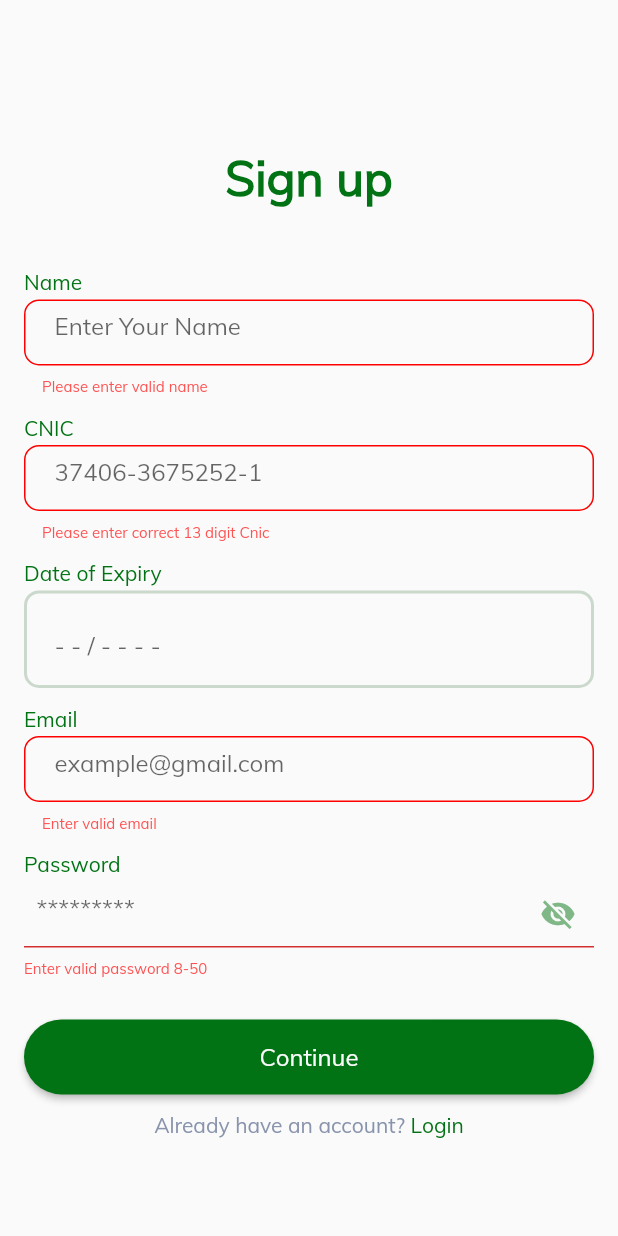
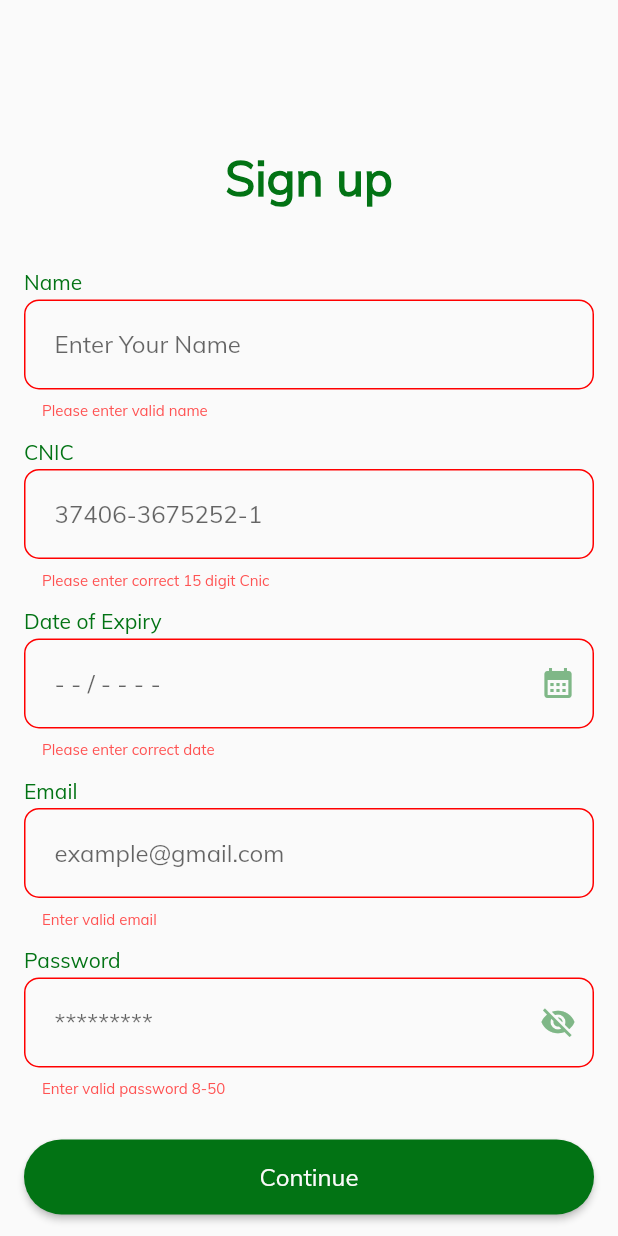
Before and after one commit to codewithumar/E_Voting, a Flutter app: the SignUpScreen screen opened directly, after a tap on "Continue", on a phone screen of 412 x 824 dp. Run offline on Flutter 3.47's test engine with Material 2 defaults, Android fonts, the phone set to English and light mode, and no system bars; our stand-ins replace cloud_firestore, email_validator, file_picker, firebase_auth, firebase_core, firebase_storage and 1 more; accounts and stored records are empty.

Commit message:
Bug fixes

```diff
--- a/lib/providers/firebase_auth_provider.dart
+++ b/lib/providers/firebase_auth_provider.dart
@@ -5,16 +5,36 @@ class FirebaseAuthProvider with ChangeNotifier {
   final _authservices = FirebaseAuthService();
   bool _isLoading = false;
   bool get isLoading => _isLoading;
+  bool _hasError = false;
+  bool _isProfileCreation = false;
+  bool _isSignUpLoading = false;
+  bool _isGoogleLoading = false;
+  bool _isGoogleSignUpLoading = false;
+  bool _isFacebookLoading = false;
+  String _errorMsg = '';
+
+  bool get hasError => _hasError;
+  String get errorMsg => _errorMsg;
+  bool get isSignUpLoading => _isSignUpLoading;
+  bool get isGoogleLoading => _isGoogleLoading;
+  bool get isFacebookLoading => _isFacebookLoading;
+  bool get isProfileCreation => _isProfileCreation;
+  bool get isGoogleSignUpLoading => _isGoogleSignUpLoading;
 
   Future<void> signInwithEmailandPassword(String email, String password) async {
     _isLoading = true;
 
     try {
       await _authservices.signinWithEmailAndPassword(email, password);
-    } catch (e) {
-      if (kDebugMode) {
-        print(e.toString());
-      }
+    } on WrongPasswordException catch (e) {
+      _errorMsg = e.message;
+      _hasError = true;
+    } on UserNotFoundException catch (e) {
+      _errorMsg = e.message;
+      _hasError = true;
+    } on UnkownException {
+      _errorMsg = 'Something went wrong';
+      _hasError = true;
     }
     _isLoading = false;
     notifyListeners();
--- /dev/null
+++ b/lib/providers/firestore_provider.dart
@@ -0,0 +1,3 @@
+import 'package:flutter/material.dart';
+
+class FirestoreProvider with ChangeNotifier {}
--- a/lib/screens/create_profile_screen.dart
+++ b/lib/screens/create_profile_screen.dart
@@ -5,6 +5,7 @@ import 'dart:io';
 
 import 'package:cloud_firestore/cloud_firestore.dart';
 import 'package:e_voting/screens/profile_screen.dart';
+import 'package:e_voting/screens/signup_screen.dart';
 
 import 'package:e_voting/services/user_data.dart';
 import 'package:e_voting/utils/constants.dart';
@@ -196,13 +197,13 @@ class _CreateProfileStreamState extends State<CreateProfileStream> {
                   label: 'Permanent Adress',
                   labelText: 'Address',
                   controller: permanentaddresscontroller,
-                  fieldmessage: 'Address',
+                  fieldmessage: FieldMsg.address,
                 ),
                 InputField(
                   label: 'Current Address',
                   labelText: 'Address',
                   controller: currentaddresscontroller,
-                  fieldmessage: 'Address',
+                  fieldmessage: FieldMsg.address,
                 ),
                 SizedBox(
                   child: CheckboxListTile(
--- a/lib/screens/edit_profile_screen.dart
+++ b/lib/screens/edit_profile_screen.dart
@@ -5,6 +5,7 @@ import 'dart:developer';
 import 'package:cloud_firestore/cloud_firestore.dart';
 import 'package:e_voting/screens/create_profile_screen.dart';
 import 'package:e_voting/screens/profile_screen.dart';
+import 'package:e_voting/screens/signup_screen.dart';
 import 'package:e_voting/services/user_data.dart';
 import 'package:e_voting/widgets/input_field.dart';
 import 'package:e_voting/widgets/signup_login_button.dart';
@@ -178,14 +179,14 @@ class EditProfileStream extends StatelessWidget {
                   labelText: users[0].doe,
                   controller: doeController,
                   errormessage: "Please Select a corrrect Date",
-                  fieldmessage: "DOE",
+                  fieldmessage: FieldMsg.doe,
                 ),
                 InputField(
                   label: 'Phone Number',
                   labelText: users[0].number,
                   controller: numberController,
                   errormessage: "Please Enter phone number",
-                  fieldmessage: "phone",
+                  fieldmessage: FieldMsg.phone,
                 ),
                 InputField(
                   label: 'Current Address',
--- a/lib/screens/login_screen.dart
+++ b/lib/screens/login_screen.dart
@@ -1,5 +1,5 @@
 import 'package:e_voting/providers/firebase_auth_provider.dart';
-import 'package:e_voting/widgets/passwordfield.dart';
+import 'package:e_voting/widgets/password_field.dart';
 import 'package:e_voting/widgets/toast.dart';
 import 'package:flutter/material.dart';
 import 'package:firebase_auth/firebase_auth.dart';
@@ -71,7 +71,7 @@ class _LoginScreenState extends State<LoginScreen> {
                   const InputField(
                     label: 'Cnic',
                     labelText: '33303-1234567-8',
-                    fieldmessage: "Cnic",
+                    fieldmessage: FieldMsg.cnic,
                     errormessage: "Please input valid Cnic",
                   ),
                   InputField(
@@ -79,7 +79,7 @@ class _LoginScreenState extends State<LoginScreen> {
                     labelText: 'example@gmail.com',
                     controller: emailcontroller,
                     errormessage: "Please Enter valid email",
-                    fieldmessage: "email",
+                    fieldmessage: FieldMsg.email,
                   ),
                   PasswordField(
                     label: 'Password',
--- a/lib/screens/profile_screen.dart
+++ b/lib/screens/profile_screen.dart
@@ -1,8 +1,7 @@
-import 'dart:developer';
-
 import 'package:cloud_firestore/cloud_firestore.dart';
 import 'package:e_voting/screens/edit_profile_screen.dart';
 import 'package:e_voting/screens/login_screen.dart';
+import 'package:e_voting/screens/signup_screen.dart';
 import 'package:e_voting/services/user_data.dart';
 import 'package:e_voting/widgets/input_field.dart';
 import 'package:e_voting/widgets/snackbar.dart';
@@ -252,7 +251,7 @@ class ProfileStreamState extends State<ProfileStream> {
                 label: 'Password',
                 labelText: widget.users[0].password,
                 readOnly: true,
-                fieldmessage: "password",
+                fieldmessage: FieldMsg.password,
               ),
             ],
           ),
--- a/lib/screens/signup_screen.dart
+++ b/lib/screens/signup_screen.dart
@@ -5,7 +5,7 @@ import 'package:fluttertoast/fluttertoast.dart';
 
 import 'package:provider/provider.dart';
 import 'package:e_voting/providers/firebase_auth_provider.dart';
-import 'package:e_voting/widgets/passwordfield.dart';
+import 'package:e_voting/widgets/password_field.dart';
 import 'package:e_voting/widgets/toast.dart';
 
 import 'package:e_voting/screens/login_screen.dart';
@@ -21,6 +21,8 @@ class SignUpScreen extends StatefulWidget {
   @override
   State<SignUpScreen> createState() => _SignUpScreenState();
 }
+
+enum FieldMsg { name, cnic, phone, doe, email, password, address }
 
 class _SignUpScreenState extends State<SignUpScreen> {
   late double height = MediaQuery.of(context).size.height;
@@ -85,21 +87,21 @@ class _SignUpScreenState extends State<SignUpScreen> {
                     labelText: '37406-3675252-1',
                     controller: cniccontroller,
                     errormessage: "Please Enter valid Cnic",
-                    fieldmessage: "Cnic",
+                    fieldmessage: FieldMsg.cnic,
                   ),
                   InputField(
                     label: 'Date of Expiry',
                     labelText: '- - / - - - -',
                     controller: doecontroller,
                     errormessage: "Enter valid date",
-                    fieldmessage: "DOE",
+                    fieldmessage: FieldMsg.doe,
                   ),
                   InputField(
                     label: 'Email',
                     labelText: 'example@gmail.com',
                     controller: emailcontroller,
                     errormessage: "Enter valid email",
-                    fieldmessage: "email",
+                    fieldmessage: FieldMsg.email,
                   ),
                   PasswordField(
                     label: 'Password',
--- a/lib/services/firebase_auth_service.dart
+++ b/lib/services/firebase_auth_service.dart
@@ -1,5 +1,23 @@
 import 'package:firebase_auth/firebase_auth.dart';
 import 'package:flutter/foundation.dart';
+
+class WrongPasswordException implements Exception {
+  final String message;
+
+  WrongPasswordException(this.message);
+}
+
+class UserNotFoundException implements Exception {
+  final String message;
+
+  UserNotFoundException(this.message);
+}
+
+class UnkownException implements Exception {
+  final String message;
+
+  UnkownException(this.message);
+}
 
 class FirebaseAuthService {
   final _auth = FirebaseAuth.instance;
@@ -11,9 +29,13 @@ class FirebaseAuthService {
         email: email,
         password: password,
       );
-    } catch (e) {
-      if (kDebugMode) {
-        print(e.toString());
+    } on FirebaseAuthException catch (e) {
+      if (e.code == 'wrong-password') {
+        throw WrongPasswordException('You have entered a wrong password');
+      } else if (e.code == 'user-not-found') {
+        throw UserNotFoundException('User not found');
+      } else {
+        throw UnkownException('Something went wrong ${e.code} ${e.message}');
       }
     }
   }
--- a/lib/widgets/input_field.dart
+++ b/lib/widgets/input_field.dart
@@ -2,6 +2,7 @@
 
 import 'dart:developer';
 
+import 'package:e_voting/screens/signup_screen.dart';
 import 'package:flutter/material.dart';
 import 'package:intl/intl.dart';
 import 'package:flutter/services.dart';
@@ -24,7 +25,7 @@ class InputField extends StatefulWidget {
 
   final bool? readOnly;
   final String? errormessage;
-  final String? fieldmessage;
+  final FieldMsg? fieldmessage;
 
   @override
   State<InputField> createState() => _InputFieldState();
@@ -46,27 +47,29 @@ class _InputFieldState extends State<InputField> {
           ),
         ),
         Container(
-          height: (widget.fieldmessage == 'Address') ? 80 : 65,
           margin: const EdgeInsets.symmetric(vertical: 2.0),
           child: TextFormField(
-            keyboardType: (widget.fieldmessage == "Cnic" ||
-                    widget.fieldmessage == "DOE" ||
-                    widget.fieldmessage == "phone")
+            keyboardType: (widget.fieldmessage == FieldMsg.cnic ||
+                    widget.fieldmessage == FieldMsg.doe ||
+                    widget.fieldmessage == FieldMsg.phone)
                 ? TextInputType.number
                 : TextInputType.text,
             controller: widget.controller,
-            inputFormatters: (widget.fieldmessage == "Cnic" ||
-                    widget.fieldmessage == "phone")
+            inputFormatters: (widget.fieldmessage == FieldMsg.cnic)
                 ? [
-                    LengthLimitingTextInputFormatter(13),
+                    LengthLimitingTextInputFormatter(15),
                   ]
-                : [],
+                : (widget.fieldmessage == FieldMsg.cnic)
+                    ? [
+                        LengthLimitingTextInputFormatter(13),
+                      ]
+                    : [],
             readOnly: (widget.readOnly == true) ? true : false,
             decoration: InputDecoration(
-              suffix: (widget.fieldmessage == "DOE")
+              suffixIcon: (widget.fieldmessage == FieldMsg.doe)
                   ? IconButton(
                       icon: const Icon(
-                        Icons.calendar_today,
+                        Icons.calendar_month,
                         color: Constants.lightGreen,
                       ),
                       onPressed: () async {
@@ -84,7 +87,7 @@ class _InputFieldState extends State<InputField> {
                         }
                       })
                   : const Text(''),
-              hintText: (widget.fieldmessage == "password")
+              hintText: (widget.fieldmessage == FieldMsg.password)
                   ? "*********"
                   : widget.labelText,
               labelStyle: const TextStyle(
@@ -125,20 +128,30 @@ class _InputFieldState extends State<InputField> {
                 fontSize: 10,
               ),
             ),
-            maxLength: (widget.fieldmessage == 'Address') ? 250 : null,
-            maxLines: (widget.fieldmessage == 'Address') ? 10 : null,
+            maxLength: (widget.fieldmessage == FieldMsg.address) ? 250 : null,
+            maxLines: (widget.fieldmessage == FieldMsg.address) ? 10 : null,
             validator: (value) {
               if (widget.fieldmessage == null && value!.isEmpty) {
                 log("1");
                 return widget.errormessage;
-              } else if (widget.fieldmessage == "Cnic" &&
-                  value!.length < 13 &&
-                  value.isEmpty) {
+              } else if (widget.fieldmessage == FieldMsg.cnic &&
+                  (value!.length != 15 ||
+                      value.isEmpty ||
+                      value[5] != '-' ||
+                      value[13] != '-')) {
                 log("2");
-                return "Please enter correct 13 digit Cnic";
-              } else if (widget.fieldmessage == "email" &&
+                return "Please enter correct 15 digit Cnic";
+              } else if (widget.fieldmessage == FieldMsg.phone &&
+                  (value!.length != 13 || value.isEmpty || value[4] != '-')) {
+                log("3");
+                return "Please enter correct 13 digit Phone Number";
+              } else if (widget.fieldmessage == FieldMsg.doe &&
+                  (value!.isEmpty || value[2] != '/')) {
+                log("3");
+                return "Please enter correct date";
+              } else if (widget.fieldmessage == FieldMsg.email &&
                   !EmailValidator.validate(value!)) {
-                log("3");
+                log("4");
                 return widget.errormessage;
               }
               return null;
--- a/lib/widgets/passwordfield.dart
+++ b/lib/widgets/password_field.dart
@@ -47,9 +47,10 @@ class _PasswordFieldState extends State<PasswordField> {
           ),
         ),
         Container(
-          height: 65,
+          // height: 65,
           margin: const EdgeInsets.symmetric(vertical: 2.0),
           child: TextFormField(
+            textAlign: TextAlign.left,
             controller: widget.controller,
             obscureText: _obscureText,
             readOnly: (widget.readOnly == true) ? true : false,
@@ -88,6 +89,13 @@ class _PasswordFieldState extends State<PasswordField> {
                 ),
                 borderRadius: BorderRadius.circular(10),
               ),
+              errorBorder: OutlineInputBorder(
+                borderSide: const BorderSide(
+                  width: 1,
+                  color: Constants.errorcolor,
+                ),
+                borderRadius: BorderRadius.circular(10),
+              ),
               focusedBorder: OutlineInputBorder(
                 borderSide: const BorderSide(
                   width: 2,
```
